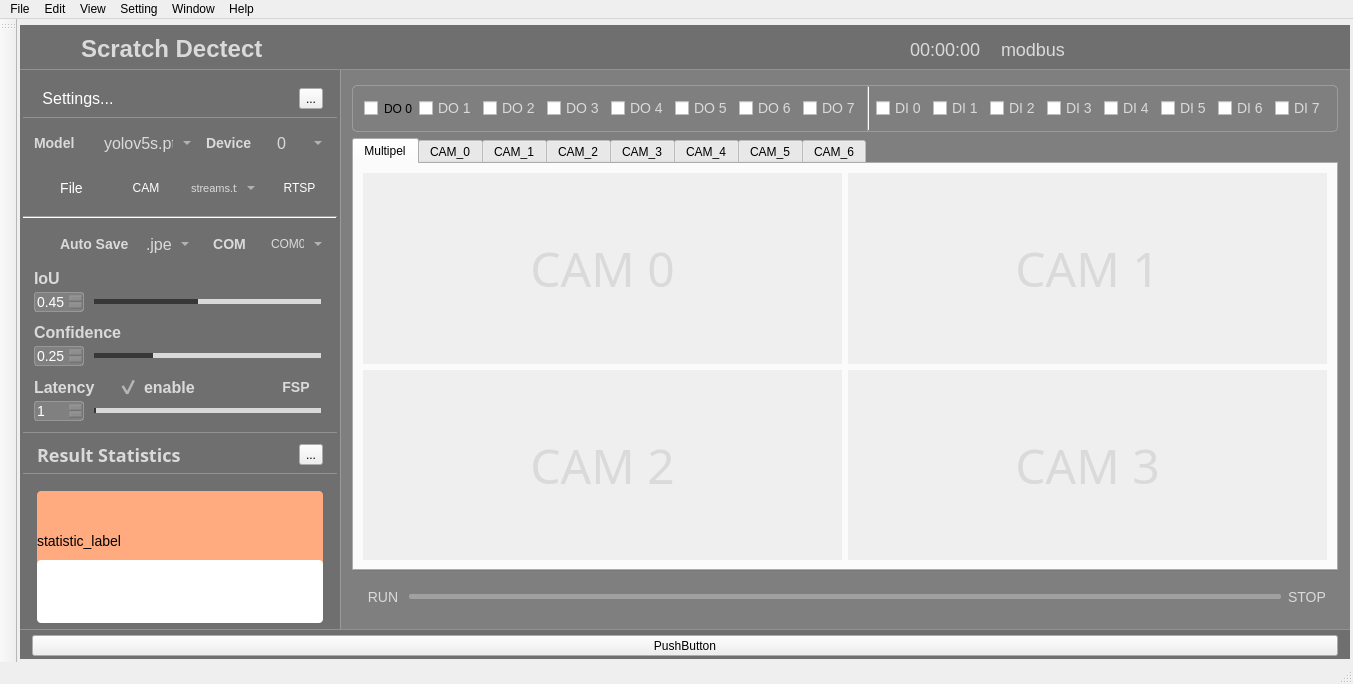
The window that ui_files/main_win.ui (bigcheng123/Scratches-detected) describes before a commit, drawn with Qt 5.
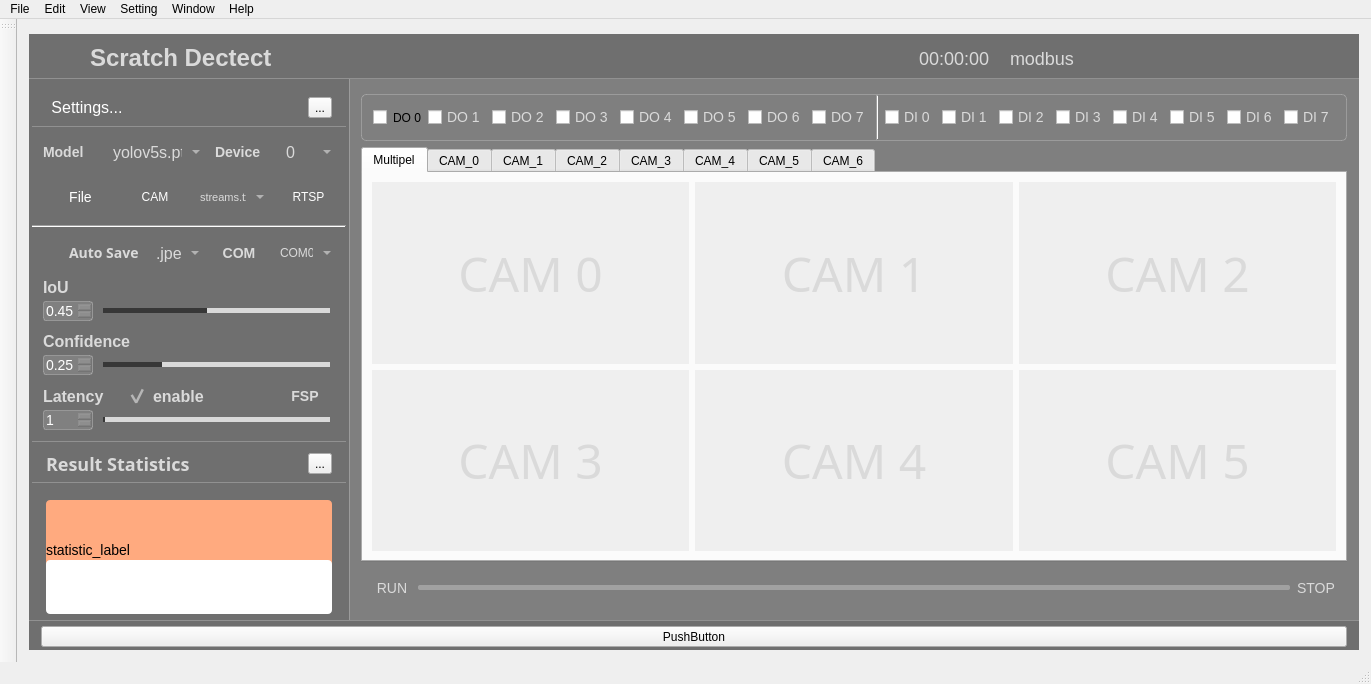
The same window after the commit. The open tabs and pages were chosen to show the change. Icons and pictures are not drawn. Custom widgets are drawn as their Qt base class.

The edit to the form file:
```diff
--- a/ui_files/main_win.ui
+++ b/ui_files/main_win.ui
@@ -6,7 +6,7 @@
    <rect>
     <x>0</x>
     <y>0</y>
-    <width>1298</width>
+    <width>1365</width>
     <height>684</height>
    </rect>
   </property>
@@ -21,18 +21,6 @@
   </property>
   <widget class="QWidget" name="centralwidget">
    <layout class="QGridLayout" name="gridLayout_9">
-    <property name="leftMargin">
-     <number>0</number>
-    </property>
-    <property name="topMargin">
-     <number>0</number>
-    </property>
-    <property name="rightMargin">
-     <number>0</number>
-    </property>
-    <property name="bottomMargin">
-     <number>0</number>
-    </property>
     <item row="0" column="0">
      <widget class="QGroupBox" name="groupBox_18">
       <property name="styleSheet">
@@ -1107,6 +1095,16 @@
                        <string>3</string>
                       </property>
                      </item>
+                     <item>
+                      <property name="text">
+                       <string>4</string>
+                      </property>
+                     </item>
+                     <item>
+                      <property name="text">
+                       <string>5</string>
+                      </property>
+                     </item>
                     </widget>
                    </item>
                    <item>
@@ -1221,6 +1219,14 @@
                   <height>28</height>
                  </size>
                 </property>
+                <property name="font">
+                 <font>
+                  <family>Microsoft YaHei</family>
+                  <pointsize>-1</pointsize>
+                  <weight>75</weight>
+                  <bold>true</bold>
+                 </font>
+                </property>
                 <property name="styleSheet">
                  <string notr="true">
 QCheckBox
@@ -2409,7 +2415,7 @@
                  </size>
                 </property>
                 <property name="currentIndex">
-                 <number>5</number>
+                 <number>0</number>
                 </property>
                 <widget class="QWidget" name="tab">
                  <property name="enabled">
@@ -2419,8 +2425,8 @@
                   <string>Multipel</string>
                  </attribute>
                  <layout class="QGridLayout" name="gridLayout_3">
-                  <item row="1" column="1">
-                   <widget class="Label_click_Mouse" name="video_label_ch3">
+                  <item row="0" column="2">
+                   <widget class="Label_click_Mouse" name="video_label_ch2">
                     <property name="enabled">
                      <bool>true</bool>
                     </property>
@@ -2436,6 +2442,12 @@
                       <height>0</height>
                      </size>
                     </property>
+                    <property name="maximumSize">
+                     <size>
+                      <width>16777215</width>
+                      <height>16777215</height>
+                     </size>
+                    </property>
                     <property name="font">
                      <font>
                       <family>微软雅黑</family>
@@ -2453,7 +2465,7 @@
 </string>
                     </property>
                     <property name="text">
-                     <string>CAM 3</string>
+                     <string>CAM 2</string>
                     </property>
                     <property name="scaledContents">
                      <bool>false</bool>
@@ -2554,7 +2566,7 @@
                    </widget>
                   </item>
                   <item row="1" column="0">
-                   <widget class="Label_click_Mouse" name="video_label_ch2">
+                   <widget class="Label_click_Mouse" name="video_label_ch3">
                     <property name="enabled">
                      <bool>true</bool>
                     </property>
@@ -2570,10 +2582,48 @@
                       <height>0</height>
                      </size>
                     </property>
-                    <property name="maximumSize">
+                    <property name="font">
+                     <font>
+                      <family>微软雅黑</family>
+                      <pointsize>36</pointsize>
+                     </font>
+                    </property>
+                    <property name="cursor">
+                     <cursorShape>ArrowCursor</cursorShape>
+                    </property>
+                    <property name="autoFillBackground">
+                     <bool>true</bool>
+                    </property>
+                    <property name="styleSheet">
+                     <string notr="true">color: rgb(218, 218, 218);
+</string>
+                    </property>
+                    <property name="text">
+                     <string>CAM 3</string>
+                    </property>
+                    <property name="scaledContents">
+                     <bool>false</bool>
+                    </property>
+                    <property name="alignment">
+                     <set>Qt::AlignCenter</set>
+                    </property>
+                   </widget>
+                  </item>
+                  <item row="1" column="1">
+                   <widget class="Label_click_Mouse" name="video_label_ch11">
+                    <property name="enabled">
+                     <bool>true</bool>
+                    </property>
+                    <property name="sizePolicy">
+                     <sizepolicy hsizetype="Ignored" vsizetype="Ignored">
+                      <horstretch>0</horstretch>
+                      <verstretch>0</verstretch>
+                     </sizepolicy>
+                    </property>
+                    <property name="minimumSize">
                      <size>
-                      <width>16777215</width>
-                      <height>16777215</height>
+                      <width>200</width>
+                      <height>0</height>
                      </size>
                     </property>
                     <property name="font">
@@ -2590,10 +2640,58 @@
                     </property>
                     <property name="styleSheet">
                      <string notr="true">color: rgb(218, 218, 218);
+border-color: rgb(255, 0, 0);
+border-width: 2px;
 </string>
                     </property>
                     <property name="text">
-                     <string>CAM 2</string>
+                     <string>CAM 4</string>
+                    </property>
+                    <property name="scaledContents">
+                     <bool>false</bool>
+                    </property>
+                    <property name="alignment">
+                     <set>Qt::AlignCenter</set>
+                    </property>
+                   </widget>
+                  </item>
+                  <item row="1" column="2">
+                   <widget class="Label_click_Mouse" name="video_label_ch12">
+                    <property name="enabled">
+                     <bool>true</bool>
+                    </property>
+                    <property name="sizePolicy">
+                     <sizepolicy hsizetype="Ignored" vsizetype="Ignored">
+                      <horstretch>0</horstretch>
+                      <verstretch>0</verstretch>
+                     </sizepolicy>
+                    </property>
+                    <property name="minimumSize">
+                     <size>
+                      <width>200</width>
+                      <height>0</height>
+                     </size>
+                    </property>
+                    <property name="font">
+                     <font>
+                      <family>微软雅黑</family>
+                      <pointsize>36</pointsize>
+                     </font>
+                    </property>
+                    <property name="cursor">
+                     <cursorShape>ArrowCursor</cursorShape>
+                    </property>
+                    <property name="autoFillBackground">
+                     <bool>true</bool>
+                    </property>
+                    <property name="styleSheet">
+                     <string notr="true">color: rgb(218, 218, 218);
+border-color: rgb(255, 0, 0);
+border-width: 2px;
+</string>
+                    </property>
+                    <property name="text">
+                     <string>CAM 5</string>
                     </property>
                     <property name="scaledContents">
                      <bool>false</bool>
@@ -2604,10 +2702,6 @@
                    </widget>
                   </item>
                  </layout>
-                 <zorder>video_label_ch1</zorder>
-                 <zorder>video_label_ch2</zorder>
-                 <zorder>video_label_ch3</zorder>
-                 <zorder>video_label_ch0</zorder>
                 </widget>
                 <widget class="QWidget" name="tab_2">
                  <attribute name="title">
@@ -3182,7 +3276,7 @@
     <rect>
      <x>0</x>
      <y>0</y>
-     <width>1298</width>
+     <width>1365</width>
      <height>23</height>
     </rect>
    </property>
```
